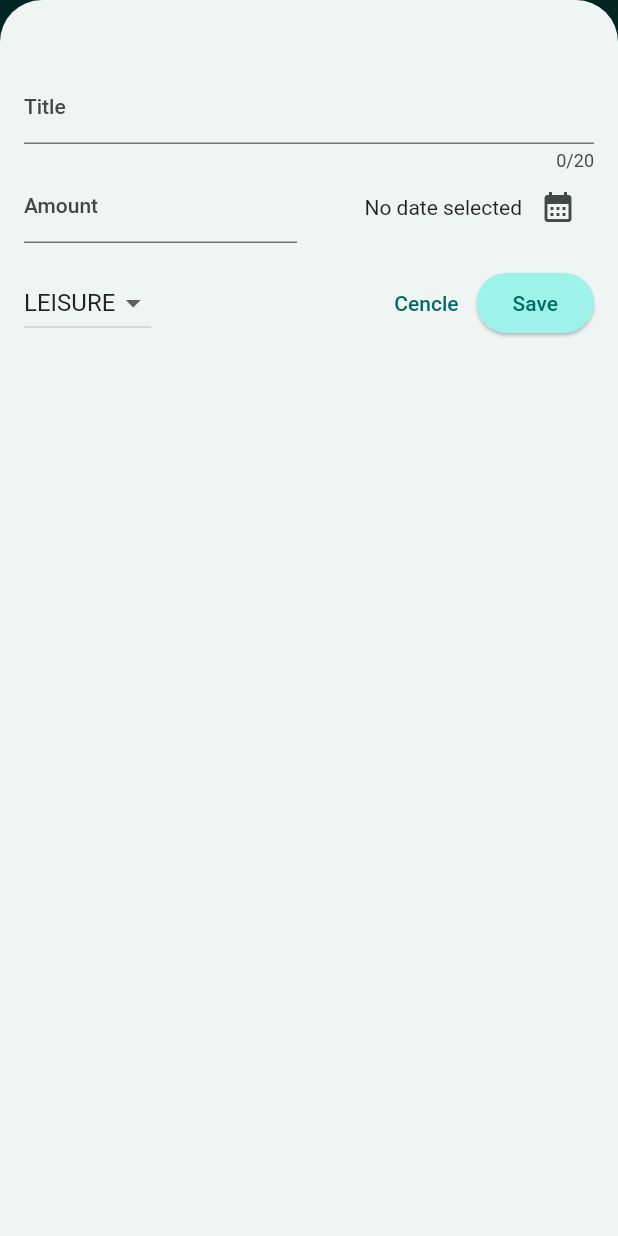
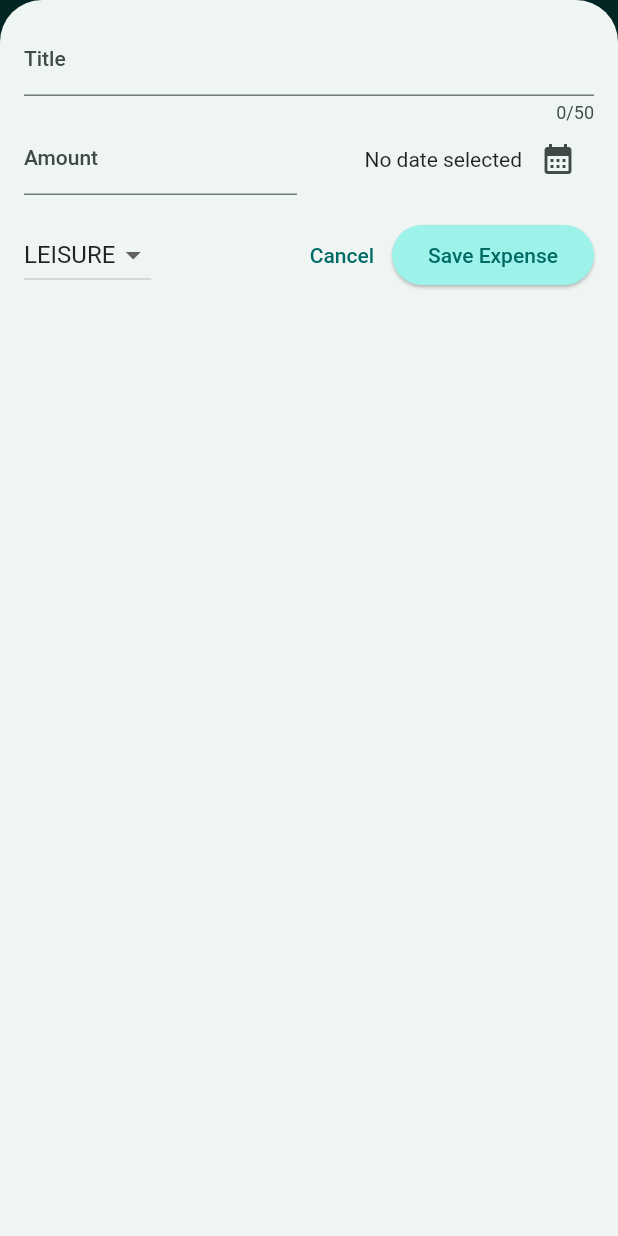
Before and after one commit to Chethiya2001/expence_tracker_app-Flutter, a Flutter app: the screen it shows after launch, after a tap on the "add" icon, on a phone screen of 412 x 824 dp. Run offline on Flutter 3.47's test engine with Material 2 defaults, Android fonts, the phone set to English and light mode, and no system bars.

Commit message:
add responsive and adptive design

```diff
--- a/lib/widgets/expenses.dart
+++ b/lib/widgets/expenses.dart
@@ -30,6 +30,7 @@ class _ExpensesState extends State<Expenses> {
   void _openAddExpenses() {
     //add new dynamic element => model Overlay
     showModalBottomSheet(
+      useSafeArea: true, //camara responsive
       //built in funtion
       isScrollControlled: true,
       context: context,
@@ -70,6 +71,9 @@ class _ExpensesState extends State<Expenses> {
 
   @override
   Widget build(BuildContext context) {
+    //ajust with available
+    final width = MediaQuery.of(context).size.width;
+    ///////////
     Widget mainContent = const Center(
       child: Text("No expenses, Start Adding."),
     );
@@ -81,6 +85,7 @@ class _ExpensesState extends State<Expenses> {
     }
     return Scaffold(
       appBar: AppBar(
+        centerTitle: false,
         title: const Text("Expense Tracker"),
         //action use to display widgets or button
         actions: [
@@ -91,9 +96,22 @@ class _ExpensesState extends State<Expenses> {
           )
         ],
       ),
-      body: Column(
+      //compare with width
+      body: width < 600
+          ? Column(
               children: [
                 Chart(expenses: _registerdExpenses),
+                //list output
+                Expanded(
+                  child: mainContent,
+                ),
+              ],
+            )
+          : Row(
+              children: [
+                Expanded(
+                  child: Chart(expenses: _registerdExpenses),
+                ),
                 //list output
                 Expanded(
                   child: mainContent,
--- a/lib/widgets/new_expence.dart
+++ b/lib/widgets/new_expence.dart
@@ -1,4 +1,6 @@
+import 'dart:io';
 import 'package:expence_tracker_app/models/expense.dart';
+import 'package:flutter/cupertino.dart';
 import 'package:flutter/material.dart';
 
 class NewExpense extends StatefulWidget {
@@ -44,15 +46,23 @@ class _NewExpenseState extends State<NewExpense> {
     });
   }
 
-  void _submitData() {
-    final enterdamount = double.tryParse(_amountController
-        .text); // tryParse("Hello") => null, tryParse("11.10") => 11.10,
-    final amountisInvalid = enterdamount == null || enterdamount <= 0;
-
-    if (_titleController.text.trim().isEmpty ||
-        amountisInvalid ||
-        _selectedDate == null) {
-      //show error msg in dialog box
+  void _showdialog() {
+    if (Platform.isIOS) {
+      showCupertinoDialog(
+        context: context,
+        builder: (ctx) => CupertinoAlertDialog(
+            title: const Text('Invalid input'),
+            content: const Text('Plase make sure a filled all areas. '),
+            actions: [
+              TextButton(
+                onPressed: () {
+                  Navigator.pop(ctx);
+                },
+                child: const Text("Ok"),
+              )
+            ]),
+      );
+    } else {
       showDialog(
         context: context,
         builder: (ctx) => AlertDialog(
@@ -63,10 +73,25 @@ class _NewExpenseState extends State<NewExpense> {
               onPressed: () {
                 Navigator.pop(ctx);
               },
-                child: const Text("Ok"))
+              child: const Text("Ok"),
+            )
           ],
         ),
       );
+    }
+  }
+
+  void _submitData() {
+    final enterdamount = double.tryParse(_amountController
+        .text); // tryParse("Hello") => null, tryParse("11.10") => 11.10,
+    final amountisInvalid = enterdamount == null || enterdamount <= 0;
+
+    if (_titleController.text.trim().isEmpty ||
+        amountisInvalid ||
+        _selectedDate == null) {
+      //adaptive for ISO
+      _showdialog();
+
       return; //close
     }
     //add new data
@@ -90,37 +115,75 @@ class _NewExpenseState extends State<NewExpense> {
 
   @override
   Widget build(BuildContext context) {
-    return Padding(
-      padding: const EdgeInsets.fromLTRB(16, 48, 16, 16),
+    final keyboardSpace = MediaQuery.of(context).viewInsets.bottom;
+    return LayoutBuilder(builder: (ctx, constraints) {
+      final width = constraints.maxWidth;
+
+      return SizedBox(
+        height: double.infinity,
+        child: SingleChildScrollView(
+          child: Padding(
+            padding: EdgeInsets.fromLTRB(16, 16, 16, keyboardSpace + 16),
             child: Column(
               children: [
-          TextField(
-            // onChanged:_saveTitleInput ,  get title field changing values use funtion or ...
+                if (width >= 600)
+                  Row(
+                    crossAxisAlignment: CrossAxisAlignment.start,
+                    children: [
+                      Expanded(
+                        child: TextField(
                           controller: _titleController,
-            maxLength: 20,
-            keyboardType: TextInputType.name,
-            //add lable need decoration filed
+                          maxLength: 50,
                           decoration: const InputDecoration(
-              label: Text("Title"),
+                            label: Text('Title'),
                           ),
                         ),
-
-          Row(
-            children: [
+                      ),
+                      const SizedBox(width: 24),
                       Expanded(
                         child: TextField(
                           controller: _amountController,
                           keyboardType: TextInputType.number,
                           decoration: const InputDecoration(
                             prefixText: '\$ ',
-                    label: Text("Amount"),
+                            label: Text('Amount'),
                           ),
                         ),
                       ),
-              const SizedBox(
-                width: 16,
+                    ],
+                  )
+                else
+                  TextField(
+                    controller: _titleController,
+                    maxLength: 50,
+                    decoration: const InputDecoration(
+                      label: Text('Title'),
                     ),
-              //add date picker
+                  ),
+                if (width >= 600)
+                  Row(children: [
+                    DropdownButton(
+                      value: _selectedCatergory,
+                      items: Catergory.values
+                          .map(
+                            (category) => DropdownMenuItem(
+                              value: category,
+                              child: Text(
+                                category.name.toUpperCase(),
+                              ),
+                            ),
+                          )
+                          .toList(),
+                      onChanged: (value) {
+                        if (value == null) {
+                          return;
+                        }
+                        setState(() {
+                          _selectedCatergory = value;
+                        });
+                      },
+                    ),
+                    const SizedBox(width: 24),
                     Expanded(
                       child: Row(
                         mainAxisAlignment: MainAxisAlignment.end,
@@ -133,28 +196,75 @@ class _NewExpenseState extends State<NewExpense> {
                           ),
                           IconButton(
                             onPressed: _presentDatePicker,
-                      icon: const Icon(Icons.calendar_month),
+                            icon: const Icon(
+                              Icons.calendar_month,
+                            ),
                           ),
                         ],
                       ),
-              )
+                    ),
+                  ])
+                else
+                  Row(
+                    children: [
+                      Expanded(
+                        child: TextField(
+                          controller: _amountController,
+                          keyboardType: TextInputType.number,
+                          decoration: const InputDecoration(
+                            prefixText: '\$ ',
+                            label: Text('Amount'),
+                          ),
+                        ),
+                      ),
+                      const SizedBox(width: 16),
+                      Expanded(
+                        child: Row(
+                          mainAxisAlignment: MainAxisAlignment.end,
+                          crossAxisAlignment: CrossAxisAlignment.center,
+                          children: [
+                            Text(
+                              _selectedDate == null
+                                  ? 'No date selected'
+                                  : formatDate.format(_selectedDate!),
+                            ),
+                            IconButton(
+                              onPressed: _presentDatePicker,
+                              icon: const Icon(
+                                Icons.calendar_month,
+                              ),
+                            ),
                           ],
                         ),
-          const SizedBox(
-            height: 16,
                       ),
-          //add buttons to save inputs and cancle and Drop down button
+                    ],
+                  ),
+                const SizedBox(height: 16),
+                if (width >= 600)
+                  Row(children: [
+                    const Spacer(),
+                    TextButton(
+                      onPressed: () {
+                        Navigator.pop(context);
+                      },
+                      child: const Text('Cancel'),
+                    ),
+                    ElevatedButton(
+                      onPressed: _submitData,
+                      child: const Text('Save Expense'),
+                    ),
+                  ])
+                else
                   Row(
                     children: [
                       DropdownButton(
-                  value:
-                      _selectedCatergory, //currently selecterd value show on the screen
+                        value: _selectedCatergory,
                         items: Catergory.values
                             .map(
-                        (catergory) => DropdownMenuItem(
-                          value: catergory, //store internaly
+                              (category) => DropdownMenuItem(
+                                value: category,
                                 child: Text(
-                            catergory.name.toUpperCase(),
+                                  category.name.toUpperCase(),
                                 ),
                               ),
                             )
@@ -166,23 +276,26 @@ class _NewExpenseState extends State<NewExpense> {
                           setState(() {
                             _selectedCatergory = value;
                           });
-                  }),
+                        },
+                      ),
                       const Spacer(),
                       TextButton(
                         onPressed: () {
                           Navigator.pop(context);
                         },
-                  child: const Text("Cencle")),
+                        child: const Text('Cancel'),
+                      ),
                       ElevatedButton(
-                onPressed: () {
-                  _submitData();
-                },
-                child: const Text("Save"),
+                        onPressed: _submitData,
+                        child: const Text('Save Expense'),
                       ),
                     ],
-          )
+                  ),
               ],
             ),
+          ),
+        ),
       );
+    });
   }
 }
```
Also changed, not shown: lib/main.dart (+7 -0 lines). Lines whose indentation alone changed are shown as unchanged.
